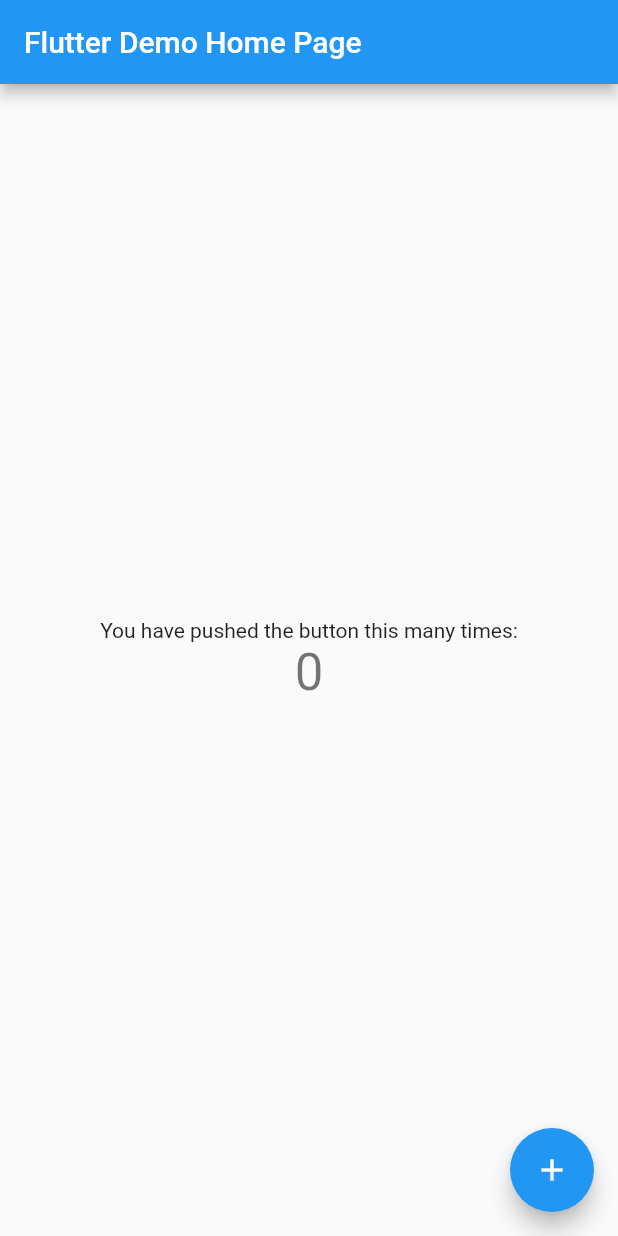
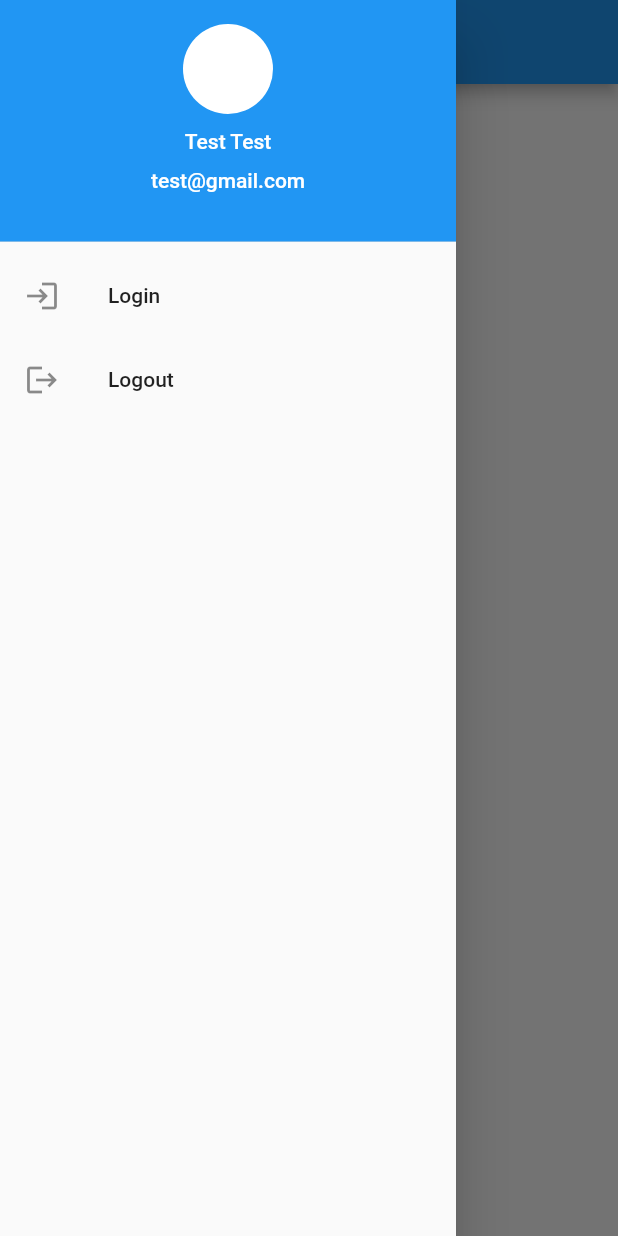
Before and after one commit to matada2000/flutter_laravel_app, a Flutter app: the screen it shows after launch, with the side drawer open (before the commit the screen has no drawer), on a phone screen of 412 x 824 dp. Run offline on Flutter 3.47's test engine with Material 2 defaults, Android fonts, the phone set to English and light mode, and no system bars.

Commit message:
Home Screen, Login Screen, Logout Screen

```diff
--- a/lib/main.dart
+++ b/lib/main.dart
@@ -1,4 +1,5 @@
 import 'package:flutter/material.dart';
+import 'package:flutter_laravel_app/screens/home_screen.dart';
 
 void main() {
   runApp(const MyApp());
@@ -12,104 +13,7 @@ class MyApp extends StatelessWidget {
   Widget build(BuildContext context) {
     return MaterialApp(
       title: 'Flutter Demo',
-      theme: ThemeData(
-        // This is the theme of your application.
-        //
-        // Try running your application with "flutter run". You'll see the
-        // application has a blue toolbar. Then, without quitting the app, try
-        // changing the primarySwatch below to Colors.green and then invoke
-        // "hot reload" (press "r" in the console where you ran "flutter run",
-        // or simply save your changes to "hot reload" in a Flutter IDE).
-        // Notice that the counter didn't reset back to zero; the application
-        // is not restarted.
-        primarySwatch: Colors.blue,
-      ),
-      home: const MyHomePage(title: 'Flutter Demo Home Page'),
+      home: HomeScreen(),
     );
   }
 }
-
-class MyHomePage extends StatefulWidget {
-  const MyHomePage({super.key, required this.title});
-
-  // This widget is the home page of your application. It is stateful, meaning
-  // that it has a State object (defined below) that contains fields that affect
-  // how it looks.
-
-  // This class is the configuration for the state. It holds the values (in this
-  // case the title) provided by the parent (in this case the App widget) and
-  // used by the build method of the State. Fields in a Widget subclass are
-  // always marked "final".
-
-  final String title;
-
-  @override
-  State<MyHomePage> createState() => _MyHomePageState();
-}
-
-class _MyHomePageState extends State<MyHomePage> {
-  int _counter = 0;
-
-  void _incrementCounter() {
-    setState(() {
-      // This call to setState tells the Flutter framework that something has
-      // changed in this State, which causes it to rerun the build method below
-      // so that the display can reflect the updated values. If we changed
-      // _counter without calling setState(), then the build method would not be
-      // called again, and so nothing would appear to happen.
-      _counter++;
-    });
-  }
-
-  @override
-  Widget build(BuildContext context) {
-    // This method is rerun every time setState is called, for instance as done
-    // by the _incrementCounter method above.
-    //
-    // The Flutter framework has been optimized to make rerunning build methods
-    // fast, so that you can just rebuild anything that needs updating rather
-    // than having to individually change instances of widgets.
-    return Scaffold(
-      appBar: AppBar(
-        // Here we take the value from the MyHomePage object that was created by
-        // the App.build method, and use it to set our appbar title.
-        title: Text(widget.title),
-      ),
-      body: Center(
-        // Center is a layout widget. It takes a single child and positions it
-        // in the middle of the parent.
-        child: Column(
-          // Column is also a layout widget. It takes a list of children and
-          // arranges them vertically. By default, it sizes itself to fit its
-          // children horizontally, and tries to be as tall as its parent.
-          //
-          // Invoke "debug painting" (press "p" in the console, choose the
-          // "Toggle Debug Paint" action from the Flutter Inspector in Android
-          // Studio, or the "Toggle Debug Paint" command in Visual Studio Code)
-          // to see the wireframe for each widget.
-          //
-          // Column has various properties to control how it sizes itself and
-          // how it positions its children. Here we use mainAxisAlignment to
-          // center the children vertically; the main axis here is the vertical
-          // axis because Columns are vertical (the cross axis would be
-          // horizontal).
-          mainAxisAlignment: MainAxisAlignment.center,
-          children: <Widget>[
-            const Text(
-              'You have pushed the button this many times:',
-            ),
-            Text(
-              '$_counter',
-              style: Theme.of(context).textTheme.headline4,
-            ),
-          ],
-        ),
-      ),
-      floatingActionButton: FloatingActionButton(
-        onPressed: _incrementCounter,
-        tooltip: 'Increment',
-        child: const Icon(Icons.add),
-      ), // This trailing comma makes auto-formatting nicer for build methods.
-    );
-  }
-}
--- /dev/null
+++ b/lib/screens/home_screen.dart
@@ -0,0 +1,65 @@
+import 'package:flutter/material.dart';
+
+class HomeScreen extends StatefulWidget {
+  const HomeScreen({super.key});
+
+  @override
+  State<HomeScreen> createState() => _HomeScreenState();
+}
+
+class _HomeScreenState extends State<HomeScreen> {
+  @override
+  Widget build(BuildContext context) {
+    return Scaffold(
+      appBar: AppBar(
+        title: Text('Flutter Laravel Auth'),
+      ),
+      body: Center(
+        child: Text('Home Screen'),
+      ),
+      drawer: Drawer(
+        child: ListView(
+          children: [
+            DrawerHeader(
+              child: Column(
+                children: [
+                  CircleAvatar(
+                    backgroundColor: Colors.white,
+                    radius: 30,
+                  ),
+                  SizedBox(
+                    height: 10,
+                  ),
+                  Text(
+                    'Test Test',
+                    style: TextStyle(color: Colors.white),
+                  ),
+                  SizedBox(
+                    height: 10,
+                  ),
+                  Text(
+                    'test@gmail.com',
+                    style: TextStyle(color: Colors.white),
+                  ),
+                ],
+              ),
+              decoration: BoxDecoration(
+                color: Colors.blue,
+              ),
+            ),
+            ListTile(
+              title: Text('Login'),
+              leading: Icon(Icons.login),
+              onTap: () {},
+            ),
+            ListTile(
+              title: Text('Logout'),
+              leading: Icon(Icons.logout),
+              onTap: () {},
+            )
+          ],
+        ),
+      ),
+    );
+  }
+}
```
Also changed, not shown: lib/screens/login_dart.dart (added).
